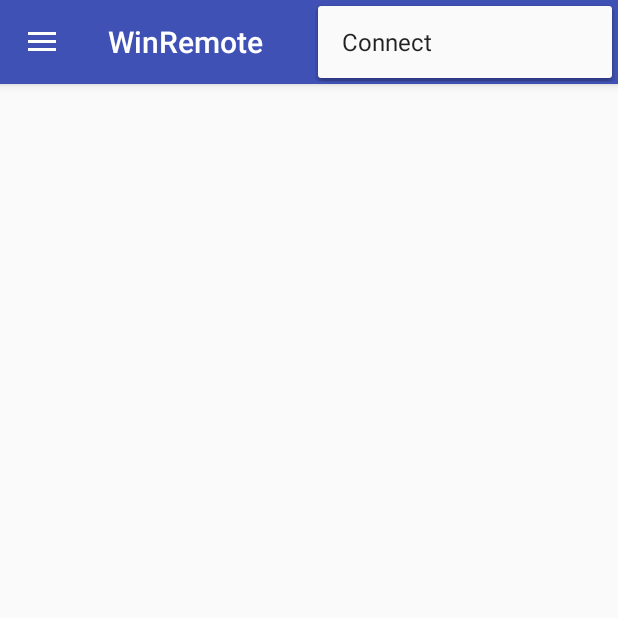
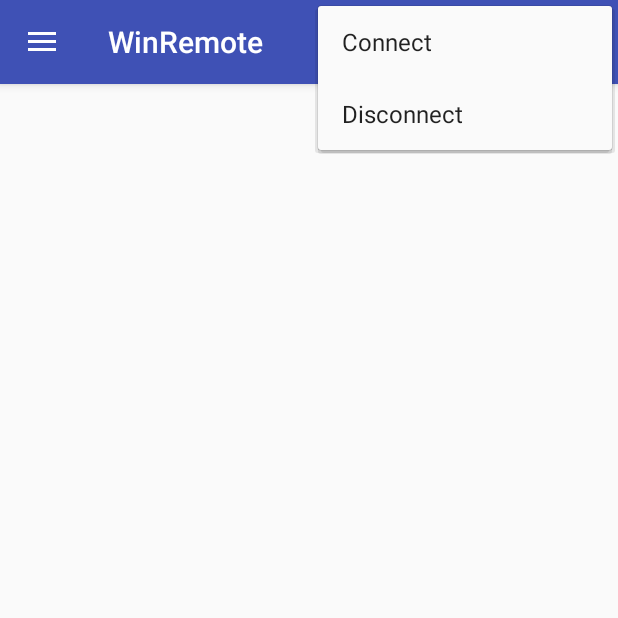
Before and after one commit to aknobloch/WinRemote, an Android app: the screen it shows after launch (MainActivity), with the options menu open, on a phone screen of 412 x 824 dp, the top half of it. Run offline under Robolectric (Android 15) with nearby library versions, the light colour scheme and no system bars.

Commit message:
Android graceful handling of server connection closing

```diff
--- a/WinRemote/app/src/main/java/com/disabledtech/winremote/model/WinActionButton.java
+++ b/WinRemote/app/src/main/java/com/disabledtech/winremote/model/WinActionButton.java
@@ -27,6 +27,9 @@ public class WinActionButton extends android.support.v7.widget.AppCompatButton
 		return (String) this.getText();
 	}
 
+	/**
+	 * @return the unique database ID for the action associated with this button.
+	 */
 	public int getActionID()
 	{
 		return m_Action.getID();
--- a/WinRemote/app/src/main/res/menu/main_interface.xml
+++ b/WinRemote/app/src/main/res/menu/main_interface.xml
@@ -6,4 +6,9 @@
         android:orderInCategory="100"
         android:title="@string/action_connect"
         app:showAsAction="never" />
+    <item
+        android:id="@+id/action_disconnect"
+        android:orderInCategory="500"
+        android:title="Disconnect"
+        app:showAsAction="never" />
 </menu>
```
Also changed, not shown: WinRemote/app/src/main/java/com/disabledtech/winremote/control/BTDataIO.java (+44 -6 lines), WinRemote/app/src/main/java/com/disabledtech/winremote/exceptions/ServerConnectionClosedException.java (added, +9 -0 lines), WinRemote/app/src/main/java/com/disabledtech/winremote/view/MainActivity.java (+34 -12 lines).
